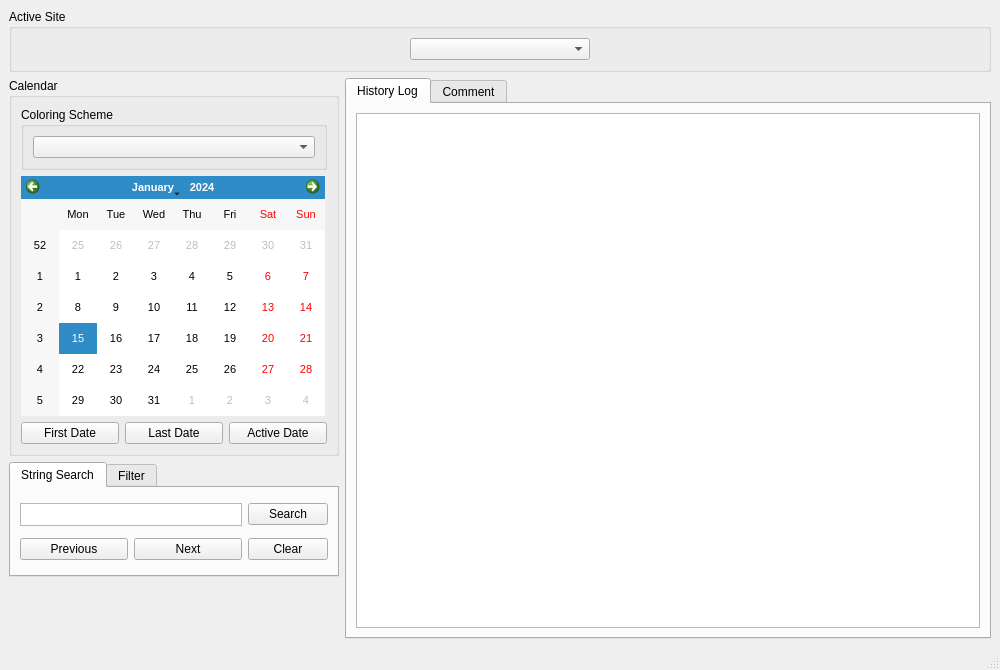
First picture: the form in resources/ui_mainwindow.ui, repository komministern/gca_analysis_tool, before the edit.
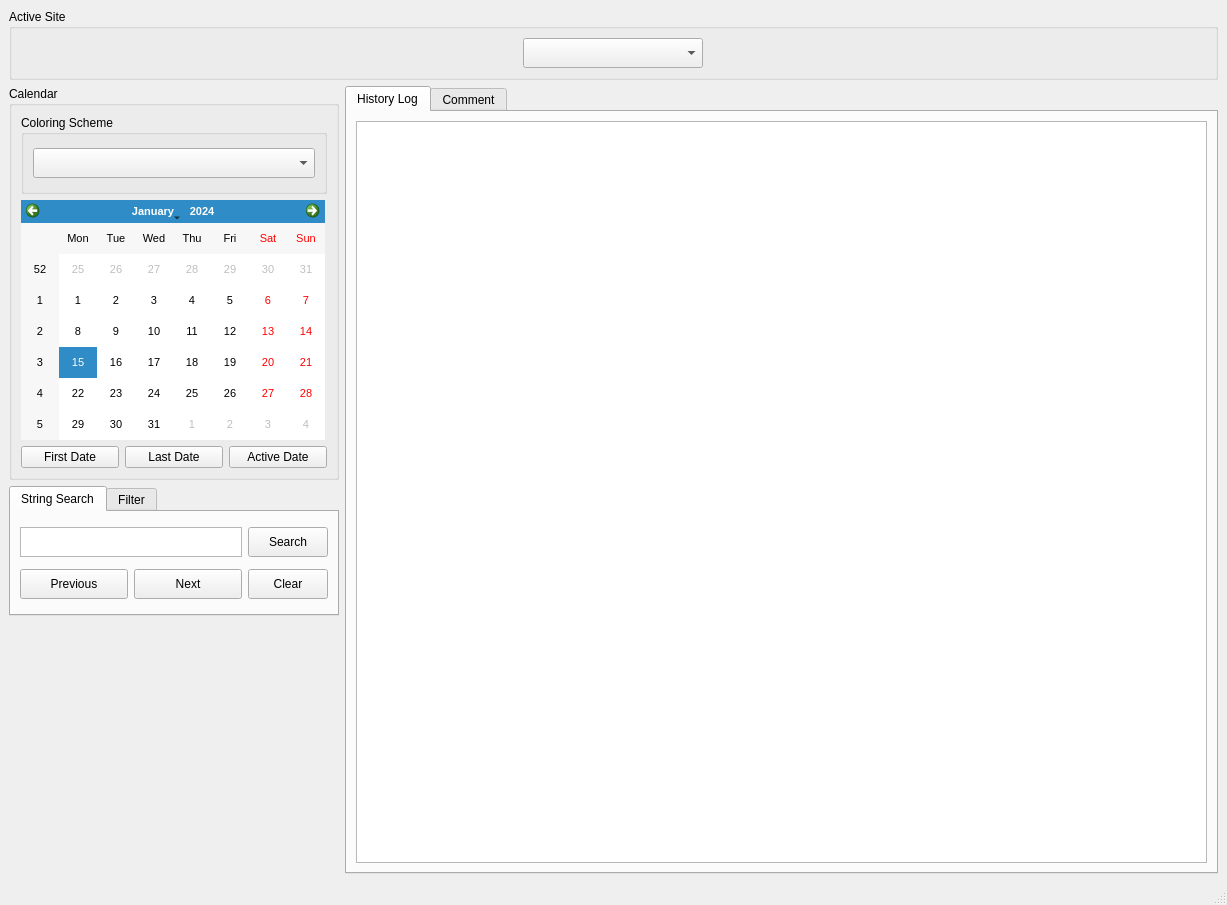
Second picture: the form after the edit. Custom widgets are drawn as their Qt base class.

The edit to the form file:
```diff
--- a/resources/ui_mainwindow.ui
+++ b/resources/ui_mainwindow.ui
@@ -6,8 +6,8 @@
    <rect>
     <x>0</x>
     <y>0</y>
-    <width>1000</width>
-    <height>670</height>
+    <width>1227</width>
+    <height>905</height>
    </rect>
   </property>
   <property name="sizePolicy">
@@ -27,37 +27,6 @@
   </property>
   <widget class="QWidget" name="centralwidget">
    <layout class="QGridLayout" name="gridLayout_7">
-    <item row="0" column="0" colspan="2">
-     <widget class="QGroupBox" name="groupBox_4">
-      <property name="title">
-       <string>Active Site</string>
-      </property>
-      <layout class="QGridLayout" name="gridLayout_5">
-       <item row="0" column="0">
-        <widget class="QComboBox" name="comboBox_ActiveSite">
-         <property name="minimumSize">
-          <size>
-           <width>180</width>
-           <height>0</height>
-          </size>
-         </property>
-         <property name="maximumSize">
-          <size>
-           <width>180</width>
-           <height>26</height>
-          </size>
-         </property>
-         <property name="toolTip">
-          <string/>
-         </property>
-         <property name="statusTip">
-          <string>Choose active site</string>
-         </property>
-        </widget>
-       </item>
-      </layout>
-     </widget>
-    </item>
     <item row="1" column="0">
      <widget class="QGroupBox" name="groupBox_3">
       <property name="minimumSize">
@@ -76,31 +45,6 @@
        <string>Calendar</string>
       </property>
       <layout class="QGridLayout" name="gridLayout_6">
-       <item row="0" column="0" colspan="3">
-        <widget class="QGroupBox" name="groupBox_5">
-         <property name="title">
-          <string>Coloring Scheme</string>
-         </property>
-         <layout class="QGridLayout" name="gridLayout_4">
-          <item row="0" column="0">
-           <widget class="QComboBox" name="comboBox_Coloring">
-            <property name="minimumSize">
-             <size>
-              <width>0</width>
-              <height>0</height>
-             </size>
-            </property>
-            <property name="toolTip">
-             <string/>
-            </property>
-            <property name="statusTip">
-             <string>Choose different coloring rules for the calendar</string>
-            </property>
-           </widget>
-          </item>
-         </layout>
-        </widget>
-       </item>
        <item row="1" column="0" colspan="3">
         <widget class="QCalendarWidget" name="calendarWidget">
          <property name="sizePolicy">
@@ -176,6 +120,49 @@
          </property>
         </widget>
        </item>
+       <item row="0" column="0" colspan="3">
+        <widget class="QGroupBox" name="groupBox_5">
+         <property name="minimumSize">
+          <size>
+           <width>0</width>
+           <height>79</height>
+          </size>
+         </property>
+         <property name="maximumSize">
+          <size>
+           <width>16777215</width>
+           <height>79</height>
+          </size>
+         </property>
+         <property name="title">
+          <string>Coloring Scheme</string>
+         </property>
+         <layout class="QGridLayout" name="gridLayout_4">
+          <item row="0" column="0">
+           <widget class="QComboBox" name="comboBox_Coloring">
+            <property name="minimumSize">
+             <size>
+              <width>0</width>
+              <height>30</height>
+             </size>
+            </property>
+            <property name="maximumSize">
+             <size>
+              <width>16777215</width>
+              <height>30</height>
+             </size>
+            </property>
+            <property name="toolTip">
+             <string/>
+            </property>
+            <property name="statusTip">
+             <string>Choose different coloring rules for the calendar</string>
+            </property>
+           </widget>
+          </item>
+         </layout>
+        </widget>
+       </item>
       </layout>
      </widget>
     </item>
@@ -286,13 +273,13 @@
       <property name="minimumSize">
        <size>
         <width>330</width>
-        <height>115</height>
+        <height>130</height>
        </size>
       </property>
       <property name="maximumSize">
        <size>
         <width>330</width>
-        <height>115</height>
+        <height>130</height>
        </size>
       </property>
       <property name="currentIndex">
@@ -302,13 +289,19 @@
        <attribute name="title">
         <string>String Search</string>
        </attribute>
-       <layout class="QGridLayout" name="gridLayout_2">
+       <layout class="QGridLayout" name="gridLayout_5">
         <item row="0" column="0" colspan="2">
-         <widget class="QPlainTextEdit" name="plainTextEdit_StringSearch">
+         <widget class="MyStringSearchPlainTextEdit" name="plainTextEdit_StringSearch">
+          <property name="minimumSize">
+           <size>
+            <width>0</width>
+            <height>30</height>
+           </size>
+          </property>
           <property name="maximumSize">
            <size>
             <width>16777215</width>
-            <height>23</height>
+            <height>30</height>
            </size>
           </property>
           <property name="verticalScrollBarPolicy">
@@ -320,10 +313,25 @@
           <property name="lineWrapMode">
            <enum>QPlainTextEdit::NoWrap</enum>
           </property>
+          <property name="plainText">
+           <string/>
+          </property>
          </widget>
         </item>
         <item row="0" column="2">
          <widget class="QPushButton" name="pushButton_CommitStringSearch">
+          <property name="minimumSize">
+           <size>
+            <width>0</width>
+            <height>30</height>
+           </size>
+          </property>
+          <property name="maximumSize">
+           <size>
+            <width>16777215</width>
+            <height>30</height>
+           </size>
+          </property>
           <property name="toolTip">
            <string/>
           </property>
@@ -340,6 +348,18 @@
           <property name="enabled">
            <bool>true</bool>
           </property>
+          <property name="minimumSize">
+           <size>
+            <width>0</width>
+            <height>29</height>
+           </size>
+          </property>
+          <property name="maximumSize">
+           <size>
+            <width>16777215</width>
+            <height>30</height>
+           </size>
+          </property>
           <property name="toolTip">
            <string/>
           </property>
@@ -353,6 +373,18 @@
         </item>
         <item row="1" column="1">
          <widget class="QPushButton" name="pushButton_NextSearch">
+          <property name="minimumSize">
+           <size>
+            <width>0</width>
+            <height>30</height>
+           </size>
+          </property>
+          <property name="maximumSize">
+           <size>
+            <width>16777215</width>
+            <height>30</height>
+           </size>
+          </property>
           <property name="toolTip">
            <string/>
           </property>
@@ -366,6 +398,18 @@
         </item>
         <item row="1" column="2">
          <widget class="QPushButton" name="pushButton_ResetStringSearch">
+          <property name="minimumSize">
+           <size>
+            <width>0</width>
+            <height>30</height>
+           </size>
+          </property>
+          <property name="maximumSize">
+           <size>
+            <width>16777215</width>
+            <height>30</height>
+           </size>
+          </property>
           <property name="toolTip">
            <string/>
           </property>
@@ -444,6 +488,37 @@
       </property>
      </spacer>
     </item>
+    <item row="0" column="0" colspan="2">
+     <widget class="QGroupBox" name="groupBox_4">
+      <property name="title">
+       <string>Active Site</string>
+      </property>
+      <layout class="QGridLayout" name="gridLayout_2">
+       <item row="0" column="0">
+        <widget class="QComboBox" name="comboBox_ActiveSite">
+         <property name="minimumSize">
+          <size>
+           <width>180</width>
+           <height>30</height>
+          </size>
+         </property>
+         <property name="maximumSize">
+          <size>
+           <width>180</width>
+           <height>30</height>
+          </size>
+         </property>
+         <property name="toolTip">
+          <string/>
+         </property>
+         <property name="statusTip">
+          <string>Choose active site</string>
+         </property>
+        </widget>
+       </item>
+      </layout>
+     </widget>
+    </item>
    </layout>
   </widget>
   <widget class="QMenuBar" name="menubar">
@@ -458,6 +533,18 @@
   </widget>
   <widget class="QStatusBar" name="statusbar"/>
  </widget>
+ <customwidgets>
+  <customwidget>
+   <class>MyCalendarWidget</class>
+   <extends>QCalendarWidget</extends>
+   <header location="global">mycalendarwidget.h</header>
+  </customwidget>
+  <customwidget>
+   <class>MyStringSearchPlainTextEdit</class>
+   <extends>QPlainTextEdit</extends>
+   <header location="global">mystringsearchplaintextedit.h</header>
+  </customwidget>
+ </customwidgets>
  <resources/>
  <connections/>
 </ui>
```
Left out of the diff: 50 changed lines with no effect on the pictures.
